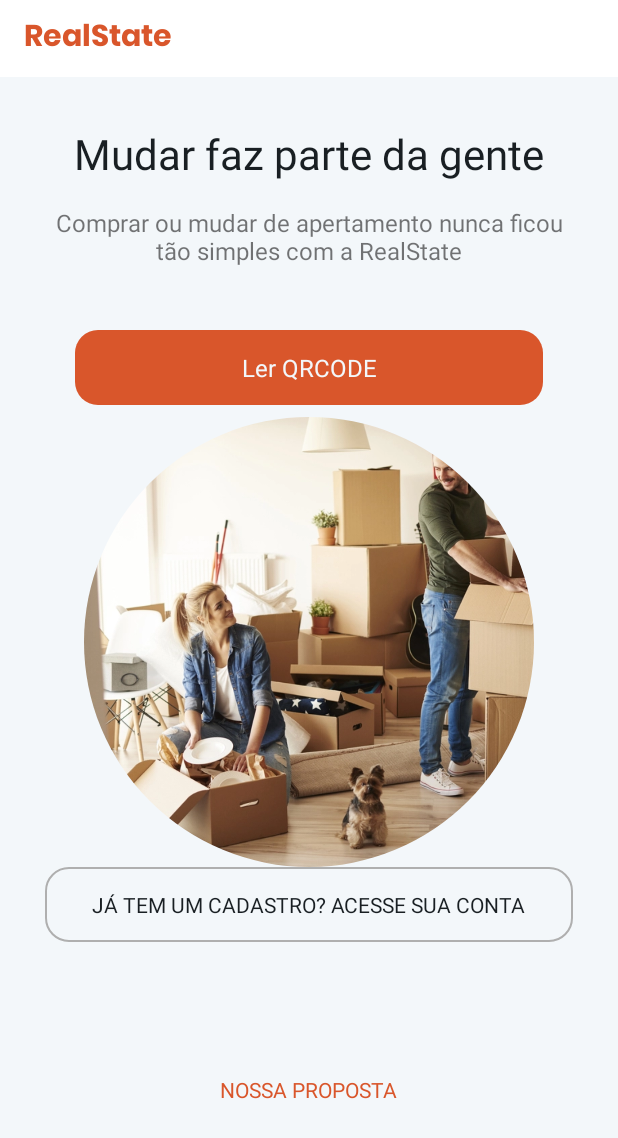
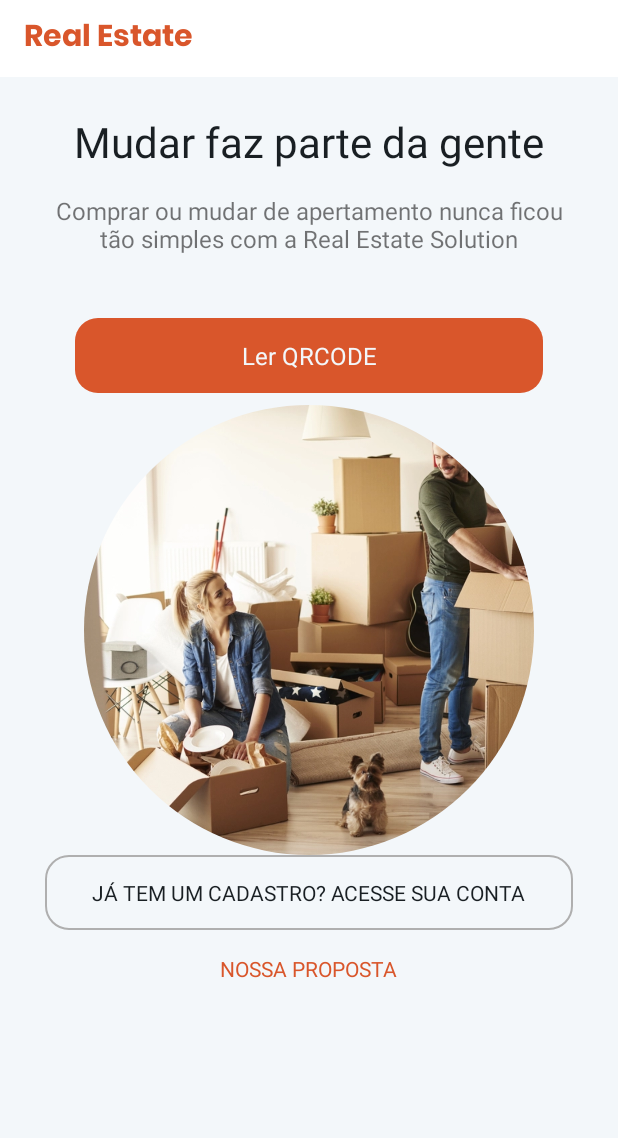
Before and after one commit to apenaspadua/app-megahack, an Android app: the screen it shows after launch (StartActivity), on a phone screen of 412 x 824 dp. Shown: the top 1138 px of the screen. Run offline under Robolectric (Android 15) with nearby library versions, the phone set to English and light mode, and no system bars; libraries missing offline, so code that uses them is left out: com.google.zxing.integration, com.thekhaeng.pushdownanim; plain views replace RoundedImageView; Roboto replaces fonts that are not available here; 1 statement that could not run was skipped.

Commit message:
app finalizado

```diff
--- a/app/src/main/res/layout/activity_start.xml
+++ b/app/src/main/res/layout/activity_start.xml
@@ -10,7 +10,23 @@
     <include
         android:id="@+id/toolbar_layout"
         layout="@layout/toolbar"
-        app:layout_constraintTop_toTopOf="parent"/>
+        app:layout_constraintEnd_toEndOf="parent"
+        app:layout_constraintStart_toStartOf="parent"
+        app:layout_constraintTop_toTopOf="parent" />
+
+    <ScrollView
+        android:layout_width="match_parent"
+        android:layout_height="0dp"
+        android:background="@color/darkWhite"
+        app:layout_constraintBottom_toBottomOf="parent"
+        app:layout_constraintEnd_toEndOf="parent"
+        app:layout_constraintStart_toStartOf="parent"
+        app:layout_constraintTop_toBottomOf="@+id/toolbar_layout">
+
+        <androidx.constraintlayout.widget.ConstraintLayout
+            android:layout_width="match_parent"
+            android:background="@color/darkWhite"
+            android:layout_height="match_parent">
 
             <TextView
                 android:id="@+id/textView"
@@ -18,7 +34,7 @@
                 android:layout_height="wrap_content"
                 android:layout_marginStart="8dp"
                 android:layout_marginLeft="8dp"
-        android:layout_marginTop="32dp"
+                android:layout_marginTop="24dp"
                 android:layout_marginEnd="8dp"
                 android:layout_marginRight="8dp"
                 android:fontFamily="@font/roboto_bold"
@@ -29,7 +45,7 @@
                 app:fontFamily="@font/roboto_bold"
                 app:layout_constraintEnd_toEndOf="parent"
                 app:layout_constraintStart_toStartOf="parent"
-        app:layout_constraintTop_toBottomOf="@+id/toolbar_layout" />
+                app:layout_constraintTop_toTopOf="parent" />
 
             <TextView
                 android:id="@+id/textView2"
@@ -70,8 +86,8 @@
                     android:fontFamily=""
                     android:gravity="center"
                     android:text="@string/read_qrcode"
+                    android:textColor="@color/darkWhite"
                     android:textSize="16sp"
-            android:textColor="@color/darkWhite"
                     app:fontFamily="@font/roboto_bold" />
 
             </RelativeLayout>
@@ -140,3 +156,12 @@
 
 
         </androidx.constraintlayout.widget.ConstraintLayout>
+
+
+    </ScrollView>
+
+
+
+
+
+</androidx.constraintlayout.widget.ConstraintLayout>
--- a/app/src/main/res/layout/toolbar.xml
+++ b/app/src/main/res/layout/toolbar.xml
@@ -14,7 +14,7 @@
         android:layout_marginTop="8dp"
         android:layout_marginBottom="8dp"
         android:fontFamily="@font/poppins_bold"
-        android:text="RealState"
+        android:text="Real Estate"
         android:textColor="@color/colorPrimary"
         android:textSize="20sp"
         app:layout_constraintBottom_toBottomOf="parent"
--- a/app/src/main/res/values/strings.xml
+++ b/app/src/main/res/values/strings.xml
@@ -1,9 +1,9 @@
 <resources>
-    <string name="app_name">RealState</string>
+    <string name="app_name">Real Estate</string>
 
     <!-- QR CODE -->
     <string name="apresentation_home">Mudar faz parte da gente</string>
-    <string name="apresentation_subtitle">Comprar ou mudar de apertamento nunca ficou tão simples com a RealState</string>
+    <string name="apresentation_subtitle">Comprar ou mudar de apertamento nunca ficou tão simples com a Real Estate Solution</string>
     <string name="our_promiisse">NOSSA PROPOSTA</string>
     <string name="sign">JÁ TENHO UMA CONTA</string>
     <string name="create_accont">NÃO TEM CADASTRO? CRIE UMA CONTA!</string>
```
Also changed, not shown: app/src/main/res/layout/activity_home.xml (+15 -3 lines), app/src/main/res/layout/activity_login.xml (+24 -4 lines). Lines whose indentation alone changed are shown as unchanged.
